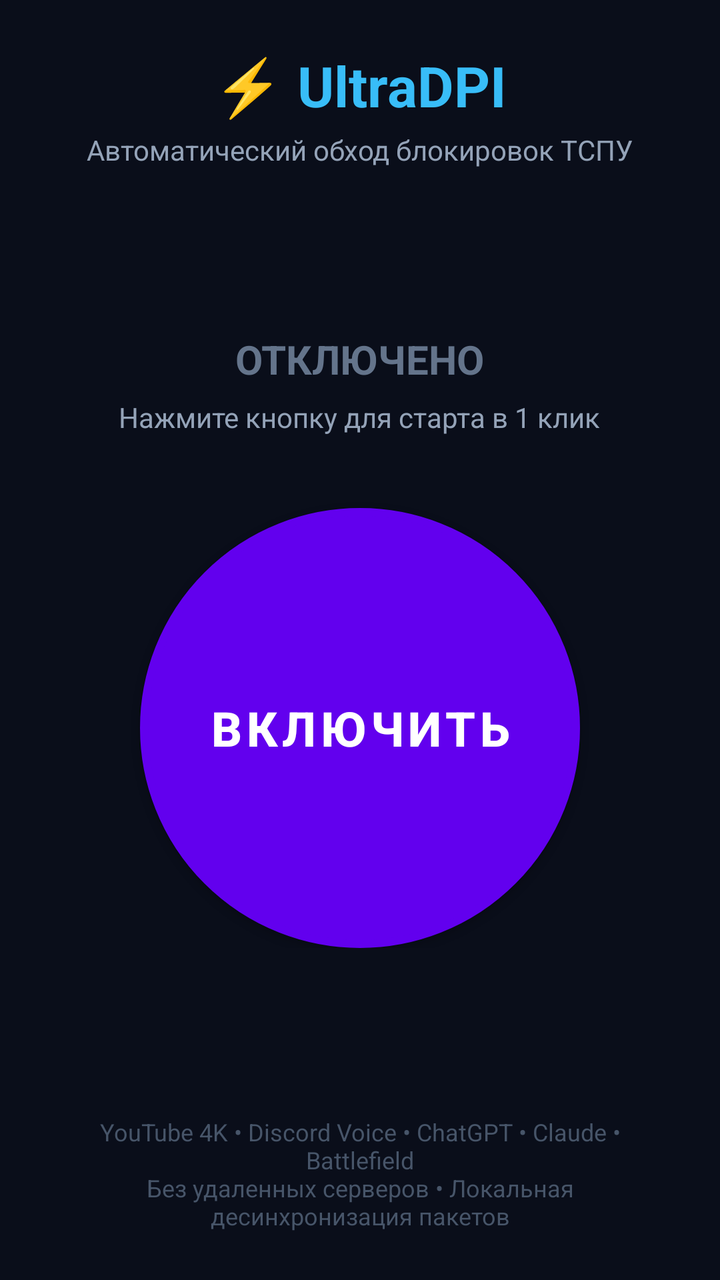
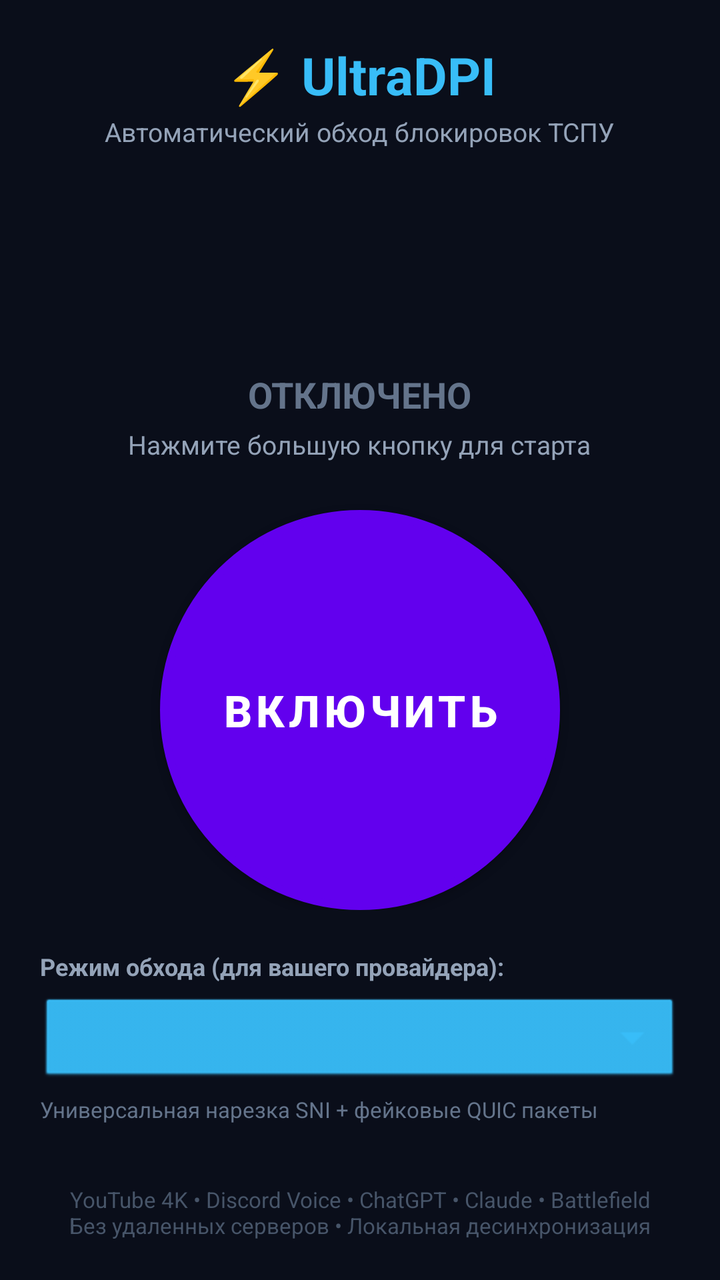

Screens rendered from an Android XML layout before and after an edit, with the pre-edit source and the edit as a unified diff.
<!-- AndroidManifest.xml: application theme Theme.UltraDPI -->
<!-- res/layout/activity_main.xml -->
<?xml version="1.0" encoding="utf-8"?>
<RelativeLayout xmlns:android="http://schemas.android.com/apk/res/android"
    android:layout_width="match_parent"
    android:layout_height="match_parent"
    android:background="#0A0E1A"
    android:padding="24dp">

    <LinearLayout
        android:id="@+id/header"
        android:layout_width="match_parent"
        android:layout_height="wrap_content"
        android:layout_alignParentTop="true"
        android:gravity="center"
        android:orientation="vertical">

        <TextView
            android:layout_width="wrap_content"
            android:layout_height="wrap_content"
            android:text="⚡ UltraDPI"
            android:textColor="#38BDF8"
            android:textSize="28sp"
            android:textStyle="bold" />

        <TextView
            android:layout_width="wrap_content"
            android:layout_height="wrap_content"
            android:layout_marginTop="4dp"
            android:text="Автоматический обход блокировок ТСПУ"
            android:textColor="#94A3B8"
            android:textSize="14sp" />
    </LinearLayout>

    <LinearLayout
        android:layout_width="match_parent"
        android:layout_height="wrap_content"
        android:layout_centerInParent="true"
        android:gravity="center"
        android:orientation="vertical">

        <TextView
            android:id="@+id/tvStatus"
            android:layout_width="wrap_content"
            android:layout_height="wrap_content"
            android:text="ОТКЛЮЧЕНО"
            android:textColor="#64748B"
            android:textSize="20sp"
            android:textStyle="bold" />

        <TextView
            android:id="@+id/tvSubtitle"
            android:layout_width="wrap_content"
            android:layout_height="wrap_content"
            android:layout_marginTop="6dp"
            android:layout_marginBottom="36dp"
            android:text="Нажмите кнопку для старта в 1 клик"
            android:textColor="#94A3B8"
            android:textSize="14sp" />

        <Button
            android:id="@+id/btnToggle"
            android:layout_width="220dp"
            android:layout_height="220dp"
            android:background="@drawable/circle_button"
            android:elevation="8dp"
            android:text="ВКЛЮЧИТЬ"
            android:textColor="#FFFFFF"
            android:textSize="24sp"
            android:textStyle="bold" />

    </LinearLayout>

    <TextView
        android:layout_width="match_parent"
        android:layout_height="wrap_content"
        android:layout_alignParentBottom="true"
        android:gravity="center"
        android:text="YouTube 4K • Discord Voice • ChatGPT • Claude • Battlefield\nБез удаленных серверов • Локальная десинхронизация пакетов"
        android:textColor="#475569"
        android:textSize="12sp" />

</RelativeLayout>
<!-- resources referenced by this layout -->
<resources>
  <!-- drawable circle_button (drawable) -->
  <?xml version="1.0" encoding="utf-8"?>
  <shape xmlns:android="http://schemas.android.com/apk/res/android"
      android:shape="oval">
      <solid android:color="#2563EB" />
      <stroke android:width="4dp" android:color="#38BDF8" />
  </shape>
  <style name="Theme.UltraDPI" parent="Theme.MaterialComponents.DayNight.NoActionBar">
          <item name="android:statusBarColor">#0A0E1A</item>
          <item name="android:navigationBarColor">#0A0E1A</item>
      </style>
</resources>

<!-- the commit's change to res/layout/activity_main.xml (unified diff, before → after) -->
@@ -3,7 +3,7 @@
     android:layout_width="match_parent"
     android:layout_height="match_parent"
     android:background="#0A0E1A"
-    android:padding="24dp">
+    android:padding="20dp">
 
     <LinearLayout
         android:id="@+id/header"
@@ -18,19 +18,20 @@
             android:layout_height="wrap_content"
             android:text="⚡ UltraDPI"
             android:textColor="#38BDF8"
-            android:textSize="28sp"
+            android:textSize="26sp"
             android:textStyle="bold" />
 
         <TextView
             android:layout_width="wrap_content"
             android:layout_height="wrap_content"
-            android:layout_marginTop="4dp"
+            android:layout_marginTop="2dp"
             android:text="Автоматический обход блокировок ТСПУ"
             android:textColor="#94A3B8"
-            android:textSize="14sp" />
+            android:textSize="13sp" />
     </LinearLayout>
 
     <LinearLayout
+        android:id="@+id/centerBlock"
         android:layout_width="match_parent"
         android:layout_height="wrap_content"
         android:layout_centerInParent="true"
@@ -43,39 +44,75 @@
             android:layout_height="wrap_content"
             android:text="ОТКЛЮЧЕНО"
             android:textColor="#64748B"
-            android:textSize="20sp"
+            android:textSize="18sp"
             android:textStyle="bold" />
 
         <TextView
             android:id="@+id/tvSubtitle"
             android:layout_width="wrap_content"
             android:layout_height="wrap_content"
-            android:layout_marginTop="6dp"
-            android:layout_marginBottom="36dp"
-            android:text="Нажмите кнопку для старта в 1 клик"
+            android:layout_marginTop="4dp"
+            android:layout_marginBottom="24dp"
+            android:text="Нажмите большую кнопку для старта"
             android:textColor="#94A3B8"
-            android:textSize="14sp" />
+            android:textSize="13sp" />
 
         <Button
             android:id="@+id/btnToggle"
-            android:layout_width="220dp"
-            android:layout_height="220dp"
+            android:layout_width="200dp"
+            android:layout_height="200dp"
             android:background="@drawable/circle_button"
             android:elevation="8dp"
             android:text="ВКЛЮЧИТЬ"
             android:textColor="#FFFFFF"
-            android:textSize="24sp"
+            android:textSize="22sp"
             android:textStyle="bold" />
 
     </LinearLayout>
 
+    <LinearLayout
+        android:id="@+id/presetBlock"
+        android:layout_width="match_parent"
+        android:layout_height="wrap_content"
+        android:layout_below="@id/centerBlock"
+        android:layout_marginTop="20dp"
+        android:orientation="vertical">
+
+        <TextView
+            android:layout_width="wrap_content"
+            android:layout_height="wrap_content"
+            android:text="Режим обхода (для вашего провайдера):"
+            android:textColor="#94A3B8"
+            android:textSize="12sp"
+            android:textStyle="bold" />
+
+        <Spinner
+            android:id="@+id/spinnerPreset"
+            android:layout_width="match_parent"
+            android:layout_height="46dp"
+            android:layout_marginTop="6dp"
+            android:background="@android:drawable/btn_dropdown"
+            android:backgroundTint="#38BDF8"
+            android:popupBackground="#1E293B" />
+
+        <TextView
+            android:id="@+id/tvPresetHint"
+            android:layout_width="wrap_content"
+            android:layout_height="wrap_content"
+            android:layout_marginTop="4dp"
+            android:text="Универсальная нарезка SNI + фейковые QUIC пакеты"
+            android:textColor="#64748B"
+            android:textSize="11sp" />
+    </LinearLayout>
+
     <TextView
+        android:id="@+id/footer"
         android:layout_width="match_parent"
         android:layout_height="wrap_content"
         android:layout_alignParentBottom="true"
         android:gravity="center"
-        android:text="YouTube 4K • Discord Voice • ChatGPT • Claude • Battlefield\nБез удаленных серверов • Локальная десинхронизация пакетов"
+        android:text="YouTube 4K • Discord Voice • ChatGPT • Claude • Battlefield\nБез удаленных серверов • Локальная десинхронизация"
         android:textColor="#475569"
-        android:textSize="12sp" />
+        android:textSize="11sp" />
 
 </RelativeLayout>
